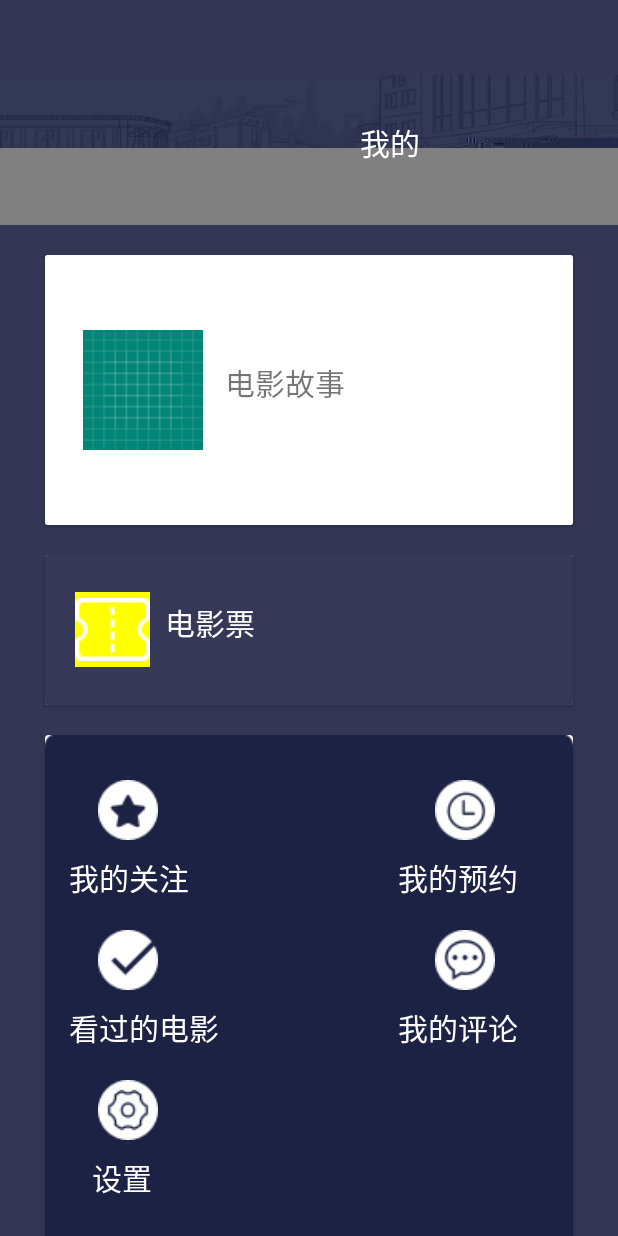
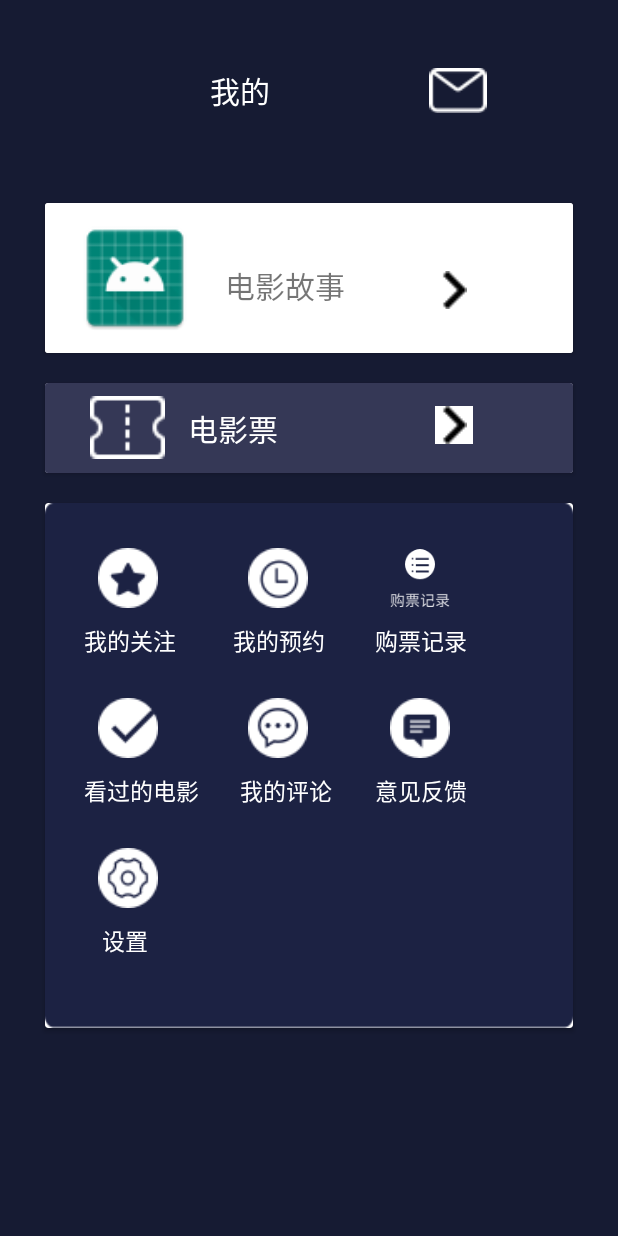
Before and after one commit to yangjingyuy/Dimensionsofthefilm, an Android app: the fragment MyFragment shown on its own in the app's theme, on a phone screen of 412 x 824 dp. Run offline under Robolectric (Android 15) with nearby library versions, the phone set to English and light mode, and no system bars; our stand-ins replace ButterKnife; network calls fail.

Commit message:
孔平平提交   我的布局236

```diff
--- a/app/build.gradle
+++ b/app/build.gradle
@@ -71,5 +71,4 @@ dependencies {
     implementation 'com.android.support:support-v4:27.1.1'
 
 
-
 }
--- a/app/src/main/java/com/bawei/dimensionsofthefilm/contract/IRequset.java
+++ b/app/src/main/java/com/bawei/dimensionsofthefilm/contract/IRequset.java
@@ -3,6 +3,7 @@ package com.bawei.dimensionsofthefilm.contract;
 import com.bawei.dimensionsofthefilm.model.Banner;
 import com.bawei.dimensionsofthefilm.model.Data;
 import com.bawei.dimensionsofthefilm.model.Fujin;
+import com.bawei.dimensionsofthefilm.model.Guanzhu;
 import com.bawei.dimensionsofthefilm.model.Hot;
 import com.bawei.dimensionsofthefilm.model.Jijiangshangying;
 import com.bawei.dimensionsofthefilm.model.Recommend;
@@ -50,7 +51,8 @@ public interface IRequset {
     @GET("cinema/v1/findNearbyCinemas")
     Observable<Data<List<Fujin>>> fujinyingyuan(@Query("page")int page, @Query("count")int count);
 
-
+   @GET("user/v2/verify/findUserFollowMovieList?page=1&count=5")
+    Observable<Data<List<Guanzhu>>> findUserFollowMovieList(@Header("userId")int userId,@Header("sessionId")String sessionId,@Query("page")int page,@Query("count")int count);
 
 
 
--- a/app/src/main/java/com/bawei/dimensionsofthefilm/fragment/MyFragment.java
+++ b/app/src/main/java/com/bawei/dimensionsofthefilm/fragment/MyFragment.java
@@ -1,27 +1,113 @@
 package com.bawei.dimensionsofthefilm.fragment;
 
+
+import android.content.Intent;
+import android.os.Bundle;
 import android.view.LayoutInflater;
 import android.view.View;
 import android.view.ViewGroup;
+import android.widget.ImageView;
+import android.widget.RelativeLayout;
+import android.widget.Toast;
 
 import com.bawei.dimensionsofthefilm.R;
 import com.bawei.dimensionsofthefilm.base.BaseFragmente;
+import com.bawei.dimensionsofthefilm.view.GoupiaoActivity;
+import com.bawei.dimensionsofthefilm.view.GuanzhuActivity;
+import com.bawei.dimensionsofthefilm.view.KanguoActivity;
+import com.bawei.dimensionsofthefilm.view.PinglunActivity;
+import com.bawei.dimensionsofthefilm.view.ShezhiActivity;
+import com.bawei.dimensionsofthefilm.view.YijActivity;
+import com.bawei.dimensionsofthefilm.view.YuyueActivity;
+
+import butterknife.BindView;
+import butterknife.ButterKnife;
+import butterknife.OnClick;
+import butterknife.Unbinder;
+
 
 /*时间:2019/11/6
 创建人:yang
 创建人:杨靖宇*/
 public class MyFragment extends BaseFragmente {
 
+
+    @BindView(R.id.gz)
+    ImageView gz;
+    @BindView(R.id.yuyue)
+    ImageView yuyue;
+    @BindView(R.id.goupiao)
+    ImageView goupiao;
+    @BindView(R.id.kanguo)
+    ImageView kanguo;
+    @BindView(R.id.pinglun)
+    ImageView pinglun;
+    @BindView(R.id.yij)
+    ImageView yij;
+    @BindView(R.id.shezhi)
+    ImageView shezhi;
+    Unbinder unbinder;
     private View view;
+    private RelativeLayout relativeLayout;
+
 
     @Override
     public View getLayoutID(LayoutInflater inflater, ViewGroup container) {
         view = inflater.inflate(R.layout.my_layout, null, false);
         return view;
+
+
     }
+
 
     @Override
     public void initView() {
 
+
+    }
+
+
+
+    @OnClick({R.id.gz, R.id.yuyue, R.id.goupiao, R.id.kanguo, R.id.pinglun, R.id.yij, R.id.shezhi})
+    public void onClick(View view) {
+        switch (view.getId()) {
+            case R.id.gz:
+                Toast.makeText(getContext(), "点击了", Toast.LENGTH_SHORT).show();
+
+                Intent intent =   new Intent(getContext(), GuanzhuActivity.class);
+                startActivity(intent);
+                break;
+            case R.id.yuyue:
+                Toast.makeText(getContext(), "点击了", Toast.LENGTH_SHORT).show();
+                Intent intent1 =   new Intent(getContext(), YuyueActivity.class);
+                startActivity(intent1);
+
+                break;
+            case R.id.goupiao:
+                Toast.makeText(getContext(), "点击了", Toast.LENGTH_SHORT).show();
+                Intent intent2 =   new Intent(getContext(), GoupiaoActivity.class);
+                startActivity(intent2);
+                break;
+            case R.id.kanguo:
+                Toast.makeText(getContext(), "点击了", Toast.LENGTH_SHORT).show();
+                Intent intent3 =   new Intent(getContext(), KanguoActivity.class);
+                startActivity(intent3);
+                break;
+            case R.id.pinglun:
+                Toast.makeText(getContext(), "点击了", Toast.LENGTH_SHORT).show();
+                Intent intent4 =   new Intent(getContext(), PinglunActivity.class);
+                startActivity(intent4);
+                break;
+            case R.id.yij:
+                Toast.makeText(getContext(), "点击了", Toast.LENGTH_SHORT).show();
+                Intent intent5 =   new Intent(getContext(), YijActivity.class);
+                startActivity(intent5);
+                break;
+            case R.id.shezhi:
+                Toast.makeText(getContext(), "点击了", Toast.LENGTH_SHORT).show();
+                Intent intent6 =   new Intent(getContext(), ShezhiActivity.class);
+                startActivity(intent6);
+                break;
+        }
     }
 }
--- a/app/src/main/res/layout/my_layout.xml
+++ b/app/src/main/res/layout/my_layout.xml
@@ -2,7 +2,8 @@
 <LinearLayout xmlns:android="http://schemas.android.com/apk/res/android"
     android:layout_width="match_parent"
     android:orientation="vertical"
-    android:background="#333755"
+       android:background="#161B33"
+
     android:layout_height="match_parent"
 
     >
@@ -11,8 +12,8 @@
           android:layout_width="match_parent"
           android:layout_height="100dp"
           android:orientation="vertical"
-          android:background="@mipmap/kong"
-          android:layout_marginTop="50dp"
+
+          android:layout_marginTop="15dp"
           >
           <TextView
               android:layout_width="wrap_content"
@@ -20,14 +21,14 @@
                android:text="我的"
                android:textSize="20sp"
               android:textColor="#fff"
-              android:layout_marginLeft="240sp"
+              android:layout_marginLeft="140sp"
               android:layout_marginTop="30dp"
               />
            <ImageView
                android:layout_width="40dp"
                android:layout_height="30dp"
                android:src="@mipmap/xinxi"
-               android:layout_marginLeft="520dp"
+               android:layout_marginLeft="285dp"
                android:layout_marginTop="30dp"
                />
       </RelativeLayout>
@@ -35,11 +36,10 @@
 
          <android.support.v7.widget.CardView
              android:layout_width="match_parent"
-             android:layout_height="180dp"
+             android:layout_height="100dp"
              android:layout_marginTop="20dp"
              android:layout_marginLeft="30dp"
              android:layout_marginRight="30dp"
-
              >
              <RelativeLayout
                  android:layout_width="match_parent"
@@ -48,24 +48,24 @@
                  >
                  <ImageView
                      android:layout_width="80dp"
-                     android:layout_height="100dp"
-                     android:src="@drawable/ic_launcher_background"
+                     android:layout_height="80dp"
+                     android:background="@mipmap/ic_launcher"
                      android:layout_centerVertical="true"
-                     android:layout_marginLeft="25dp"
+                     android:layout_marginLeft="20dp"
                      />
                    <TextView
                        android:layout_width="wrap_content"
                        android:layout_height="wrap_content"
                        android:text="电影故事"
                         android:layout_marginLeft="120sp"
-                       android:layout_marginTop="70sp"
+                       android:layout_marginTop="40sp"
                         android:textSize="20sp"
                        />
                       <ImageView
                           android:layout_width="25dp"
                           android:layout_height="25dp"
-                          android:layout_marginLeft="480dp"
-                          android:layout_marginTop="80dp"
+                          android:layout_marginLeft="260dp"
+                          android:layout_marginTop="45dp"
                           android:src="@mipmap/shape"
                            />
              </RelativeLayout>
@@ -73,7 +73,7 @@
 
           <android.support.v7.widget.CardView
               android:layout_width="match_parent"
-              android:layout_height="100dp"
+              android:layout_height="60dp"
               android:layout_marginTop="20sp"
               android:layout_marginLeft="30dp"
               android:layout_marginRight="30dp"
@@ -89,24 +89,24 @@
                       android:layout_width="50dp"
                       android:layout_height="50dp"
                       android:layout_centerVertical="true"
-                      android:layout_marginLeft="20dp"
+                      android:layout_marginLeft="30dp"
                       android:src="@mipmap/wodedianyingpiao"
-                      android:background="#ff0"
+
                       />
                      <TextView
                          android:layout_width="wrap_content"
                          android:layout_height="wrap_content"
                          android:text="电影票"
                           android:textSize="20sp"
-                          android:layout_marginLeft="80sp"
-                         android:layout_marginTop="30sp"
+                          android:layout_marginLeft="95sp"
+                         android:layout_marginTop="15sp"
                          android:textColor="#fff"
                          />
                      <ImageView
                          android:layout_width="25dp"
                          android:layout_height="25dp"
-                         android:layout_marginLeft="480dp"
-                         android:layout_marginTop="45dp"
+                         android:layout_marginLeft="260dp"
+                         android:layout_marginTop="15dp"
                          android:background="#fff"
                          android:src="@mipmap/shape"
                          />
@@ -124,60 +124,67 @@
               <RelativeLayout
                   android:background="@mipmap/kong2"
                   android:layout_width="match_parent"
+                  android:id="@+id/guanzhu"
                   android:layout_height="match_parent">
 
                   <ImageView
+
                       android:layout_width="40dp"
+                      android:clickable="true"
+                      android:id="@+id/gz"
                       android:layout_height="40dp"
-                       android:src="@mipmap/group_2"
-                        android:layout_marginTop="30dp"
                       android:layout_marginLeft="35dp"
-                      />
+                      android:layout_marginTop="30dp"
+                      android:src="@mipmap/group_2" />
                    <TextView
                        android:layout_width="wrap_content"
                        android:layout_height="wrap_content"
-                       android:layout_marginLeft="16dp"
+                       android:layout_marginLeft="26dp"
                        android:layout_marginTop="80dp"
                        android:text="我的关注"
+
                        android:textColor="#fff"
-                        android:textSize="20sp"
+                        android:textSize="15sp"
                        />
                   <ImageView
                       android:layout_width="40dp"
                       android:layout_height="40dp"
+                      android:id="@+id/yuyue"
                       android:src="@mipmap/group_4"
                       android:layout_marginTop="30dp"
-                      android:layout_marginLeft="260dp"
+                      android:layout_marginLeft="135dp"
                       />
                   <TextView
                       android:layout_width="wrap_content"
                       android:layout_height="wrap_content"
-                      android:layout_marginLeft="235dp"
+                      android:layout_marginLeft="125dp"
                       android:layout_marginTop="80dp"
                       android:text="我的预约"
                       android:textColor="#fff"
-                      android:textSize="20sp"
+                      android:textSize="15sp"
                       />
 
                   <ImageView
                       android:layout_width="40dp"
                       android:layout_height="40dp"
+                      android:id="@+id/goupiao"
                       android:src="@mipmap/invalid_name"
                       android:layout_marginTop="30dp"
-                      android:background="#ff0"
-                      android:layout_marginLeft="460dp"
+
+                      android:layout_marginLeft="230dp"
                       />
                   <TextView
                       android:layout_width="wrap_content"
                       android:layout_height="wrap_content"
-                      android:layout_marginLeft="435dp"
+                      android:layout_marginLeft="220dp"
                       android:layout_marginTop="80dp"
                       android:text="购票记录"
                       android:textColor="#fff"
-                      android:textSize="20sp"
+                      android:textSize="15sp"
                       />
 
                   <ImageView
+                      android:id="@+id/kanguo"
                       android:layout_width="40dp"
                       android:layout_height="40dp"
                       android:src="@mipmap/chongzhijilu"
@@ -187,47 +194,50 @@
                   <TextView
                       android:layout_width="wrap_content"
                       android:layout_height="wrap_content"
-                      android:layout_marginLeft="16dp"
+                      android:layout_marginLeft="26dp"
                       android:layout_marginTop="180dp"
                       android:textColor="#fff"
                       android:text="看过的电影"
-                      android:textSize="20sp"
+                      android:textSize="15sp"
                       />
                   <ImageView
+                      android:id="@+id/pinglun"
                       android:layout_width="40dp"
                       android:layout_height="40dp"
                       android:src="@mipmap/group_3"
                       android:layout_marginTop="130dp"
-                      android:layout_marginLeft="260dp"
+                      android:layout_marginLeft="135dp"
                       />
                   <TextView
                       android:layout_width="wrap_content"
                       android:layout_height="wrap_content"
-                      android:layout_marginLeft="235dp"
+                      android:layout_marginLeft="130dp"
                       android:layout_marginTop="180dp"
                       android:textColor="#fff"
                       android:text="我的评论"
-                      android:textSize="20sp"
+                      android:textSize="15sp"
                       />
 
                   <ImageView
+                      android:id="@+id/yij"
                       android:layout_width="40dp"
                       android:layout_height="40dp"
                       android:src="@mipmap/yijianfankui_01"
                       android:layout_marginTop="130dp"
-                      android:background="#ff0"
-                      android:layout_marginLeft="460dp"
+
+                      android:layout_marginLeft="230dp"
                       />
                   <TextView
                       android:layout_width="wrap_content"
                       android:layout_height="wrap_content"
-                      android:layout_marginLeft="435dp"
+                      android:layout_marginLeft="220dp"
                       android:layout_marginTop="180dp"
                       android:textColor="#fff"
                       android:text="意见反馈"
-                      android:textSize="20sp"
+                      android:textSize="15sp"
                       />
                   <ImageView
+                      android:id="@+id/shezhi"
                       android:layout_width="40dp"
                       android:layout_height="40dp"
                       android:src="@mipmap/name"
@@ -237,11 +247,11 @@
                   <TextView
                       android:layout_width="wrap_content"
                       android:layout_height="wrap_content"
-                      android:layout_marginLeft="31dp"
+                      android:layout_marginLeft="38dp"
                       android:layout_marginTop="280dp"
                       android:textColor="#fff"
                       android:text="设置"
-                      android:textSize="20sp"
+                      android:textSize="15sp"
                       />
               </RelativeLayout>
          </android.support.v7.widget.CardView>
```
Also changed, not shown: app/src/main/AndroidManifest.xml (+12 -2 lines).
